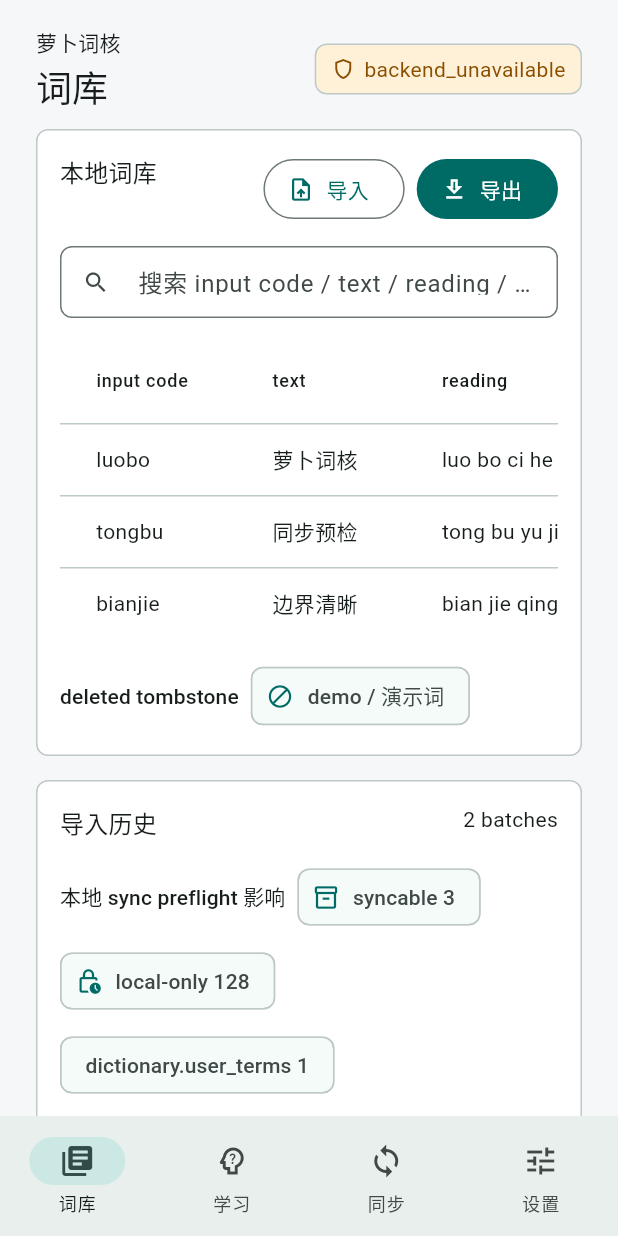
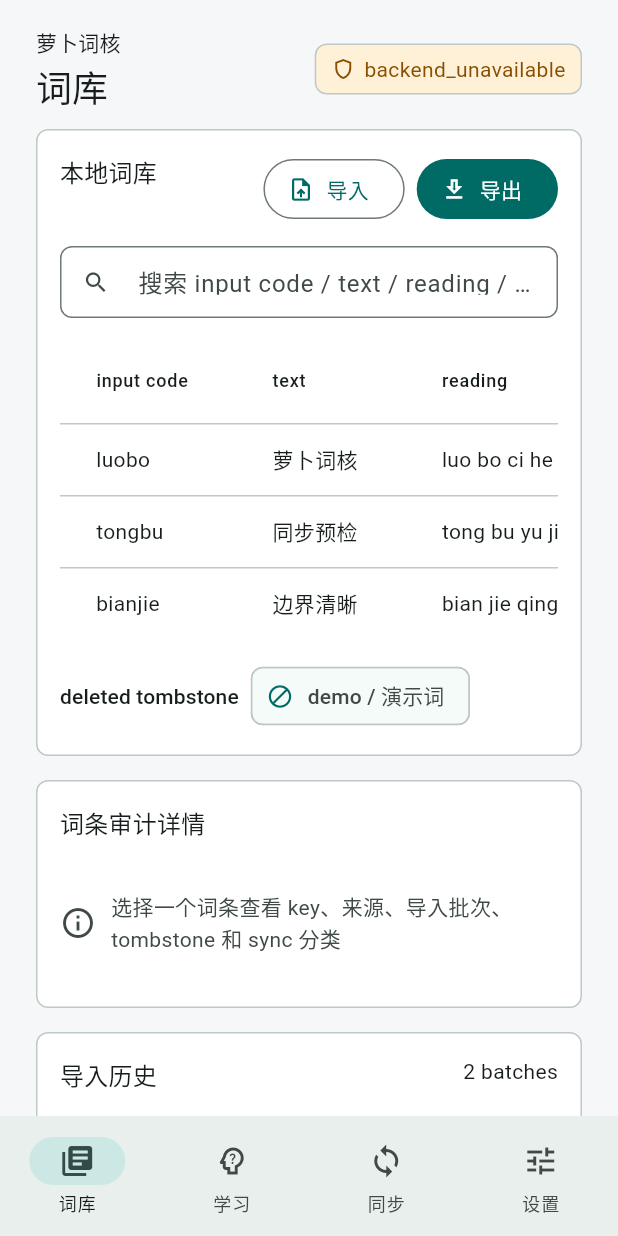
Before and after one commit to laugh0608/RadishLex, a Flutter app: the screen it shows after launch, on a phone screen of 412 x 824 dp. Run offline on Flutter 3.47's test engine with Material 3 defaults, Android fonts, the phone set to English and light mode, and no system bars; missing offline and left inert: dart:ffi.

Commit message:
feat(manager): add dictionary term audit detail
- Show selected term key, source, weight, import batch, tombstone, and sync category

- Explain tombstone and sync impact in delete confirmation

- Cover term audit detail and import-batch-linked details in widget tests

```diff
--- a/apps/radishlex-manager/lib/src/screens/dictionary_view.dart
+++ b/apps/radishlex-manager/lib/src/screens/dictionary_view.dart
@@ -25,6 +25,7 @@ class _DictionaryViewState extends State<DictionaryView> {
   final searchController = TextEditingController();
   final importFilterController = TextEditingController();
   int? selectedBatchId;
+  UserTermKey? selectedTermKey;
   bool newestImportFirst = true;
 
   @override
@@ -41,6 +42,15 @@ class _DictionaryViewState extends State<DictionaryView> {
     final visibleTerms = _filterTerms(
       widget.snapshot.dictionaryTerms,
       selectedBatch,
+    );
+    final selectedTerm = _selectedTerm(visibleTerms);
+    final selectedTermImportBatch = _importBatchForTerm(
+      selectedTerm,
+      widget.snapshot.importBatches,
+    );
+    final selectedTermTombstone = _tombstoneForTerm(
+      selectedTerm,
+      widget.snapshot.deletedTerms,
     );
     final visibleImportBatches = _filterImportBatches(
       widget.snapshot.importBatches,
@@ -107,11 +117,25 @@ class _DictionaryViewState extends State<DictionaryView> {
               else
                 _DictionaryTermsTable(
                   terms: visibleTerms,
+                  selectedTermKey: selectedTermKey,
+                  onSelectTerm: (term) => setState(() {
+                    selectedTermKey = term.key;
+                  }),
                   onDeleteTerm: widget.onDeleteTerm,
                 ),
               const SizedBox(height: 14),
               _DeletedTermsStrip(deletedTerms: widget.snapshot.deletedTerms),
             ],
+          ),
+        ),
+        const SizedBox(height: 16),
+        ManagerSection(
+          title: '词条审计详情',
+          child: _DictionaryTermAuditPanel(
+            term: selectedTerm,
+            importBatch: selectedTermImportBatch,
+            tombstone: selectedTermTombstone,
+            sync: widget.snapshot.sync,
           ),
         ),
         const SizedBox(height: 16),
@@ -158,6 +182,51 @@ class _DictionaryViewState extends State<DictionaryView> {
     return null;
   }
 
+  UserTerm? _selectedTerm(List<UserTerm> terms) {
+    final key = selectedTermKey;
+    if (key == null) {
+      return null;
+    }
+    for (final term in terms) {
+      if (term.key == key) {
+        return term;
+      }
+    }
+    return null;
+  }
+
+  DictionaryImportBatchSummary? _importBatchForTerm(
+    UserTerm? term,
+    List<DictionaryImportBatchSummary> batches,
+  ) {
+    if (term == null) {
+      return null;
+    }
+    for (final batch in batches) {
+      if (batch.sourceName == term.source) {
+        return batch;
+      }
+    }
+    return null;
+  }
+
+  DeletedTerm? _tombstoneForTerm(
+    UserTerm? term,
+    List<DeletedTerm> deletedTerms,
+  ) {
+    if (term == null) {
+      return null;
+    }
+    for (final deletedTerm in deletedTerms) {
+      if (deletedTerm.inputCode == term.inputCode &&
+          deletedTerm.text == term.text &&
+          deletedTerm.reading == term.reading) {
+        return deletedTerm;
+      }
+    }
+    return null;
+  }
+
   List<UserTerm> _filterTerms(
     List<UserTerm> terms,
     DictionaryImportBatchSummary? selectedBatch,
@@ -198,6 +267,99 @@ class _DictionaryViewState extends State<DictionaryView> {
     });
     return filtered;
   }
+}
+
+class _DictionaryTermAuditPanel extends StatelessWidget {
+  const _DictionaryTermAuditPanel({
+    required this.term,
+    required this.importBatch,
+    required this.tombstone,
+    required this.sync,
+  });
+
+  final UserTerm? term;
+  final DictionaryImportBatchSummary? importBatch;
+  final DeletedTerm? tombstone;
+  final SyncPreflightSummary sync;
+
+  @override
+  Widget build(BuildContext context) {
+    final selectedTerm = term;
+    if (selectedTerm == null) {
+      return const _DictionaryEmptyState(
+        icon: Icons.info_outline,
+        message: '选择一个词条查看 key、来源、导入批次、tombstone 和 sync 分类',
+      );
+    }
+
+    final batch = importBatch;
+    final deletedTerm = tombstone;
+
+    return Column(
+      crossAxisAlignment: CrossAxisAlignment.start,
+      children: [
+        Wrap(
+          spacing: 8,
+          runSpacing: 8,
+          children: [
+            ManagerStatusBadge(
+              icon: Icons.key_outlined,
+              label: 'active user term',
+              tone: ManagerBadgeTone.success,
+            ),
+            ManagerStatusBadge(
+              icon: Icons.sync_outlined,
+              label: sync.state.code,
+              tone: ManagerBadgeTone.warning,
+            ),
+          ],
+        ),
+        const SizedBox(height: 10),
+        ManagerKeyValueRow(label: 'input code', value: selectedTerm.inputCode),
+        ManagerKeyValueRow(label: 'text', value: selectedTerm.text),
+        ManagerKeyValueRow(label: 'reading', value: selectedTerm.reading),
+        ManagerKeyValueRow(label: 'source', value: selectedTerm.source),
+        ManagerKeyValueRow(
+          label: 'weight',
+          value: selectedTerm.weight.toStringAsFixed(2),
+        ),
+        ManagerKeyValueRow(label: 'last used', value: selectedTerm.lastUsed),
+        ManagerKeyValueRow(
+          label: 'import batch',
+          value: _importBatchAuditLabel(batch),
+        ),
+        ManagerKeyValueRow(
+          label: 'tombstone',
+          value: deletedTerm == null
+              ? '未删除；删除后会写入 tombstone'
+              : '已存在 tombstone：${deletedTerm.deletedAt}',
+        ),
+        ManagerKeyValueRow(
+          label: 'sync category',
+          value:
+              'dictionary.user_terms '
+              '(${_categoryCount(sync, "dictionary.user_terms")})',
+        ),
+      ],
+    );
+  }
+}
+
+String _importBatchAuditLabel(DictionaryImportBatchSummary? batch) {
+  if (batch == null) {
+    return '无匹配导入批次';
+  }
+  return '#${batch.id} / ${batch.sourceName} / '
+      '${batch.importedTerms}/${batch.totalRecords} / ${batch.createdAt}';
+}
+
+int _categoryCount(SyncPreflightSummary sync, String categoryName) {
+  for (final category in sync.categories) {
+    if (category.name == categoryName) {
+      return category.count;
+    }
+  }
+  return 0;
 }
 
 String _emptyTermsMessage(
@@ -372,10 +534,14 @@ class _DictionaryImportHistoryControls extends StatelessWidget {
 class _DictionaryTermsTable extends StatelessWidget {
   const _DictionaryTermsTable({
     required this.terms,
+    required this.selectedTermKey,
+    required this.onSelectTerm,
     required this.onDeleteTerm,
   });
 
   final List<UserTerm> terms;
+  final UserTermKey? selectedTermKey;
+  final ValueChanged<UserTerm> onSelectTerm;
   final ValueChanged<UserTerm> onDeleteTerm;
 
   @override
@@ -383,6 +549,7 @@ class _DictionaryTermsTable extends StatelessWidget {
     return SingleChildScrollView(
       scrollDirection: Axis.horizontal,
       child: DataTable(
+        showCheckboxColumn: false,
         headingTextStyle: Theme.of(context).textTheme.labelMedium,
         columns: const [
           DataColumn(label: Text('input code')),
@@ -396,6 +563,8 @@ class _DictionaryTermsTable extends StatelessWidget {
         rows: terms
             .map(
               (term) => DataRow(
+                selected: term.key == selectedTermKey,
+                onSelectChanged: (_) => onSelectTerm(term),
                 cells: [
                   DataCell(Text(term.inputCode)),
                   DataCell(Text(term.text)),
@@ -495,6 +664,14 @@ class DictionaryDeleteConfirmDialog extends StatelessWidget {
             ManagerKeyValueRow(label: 'text', value: term.text),
             ManagerKeyValueRow(label: 'reading', value: term.reading),
             ManagerKeyValueRow(label: 'source', value: term.source),
+            const ManagerKeyValueRow(
+              label: 'delete effect',
+              value: '写入 deleted tombstone，避免旧设备或旧备份复活该词条',
+            ),
+            const ManagerKeyValueRow(
+              label: 'sync category',
+              value: 'dictionary.deleted_terms',
+            ),
           ],
         ),
       ),
```
Also changed, not shown: 3 other files.
